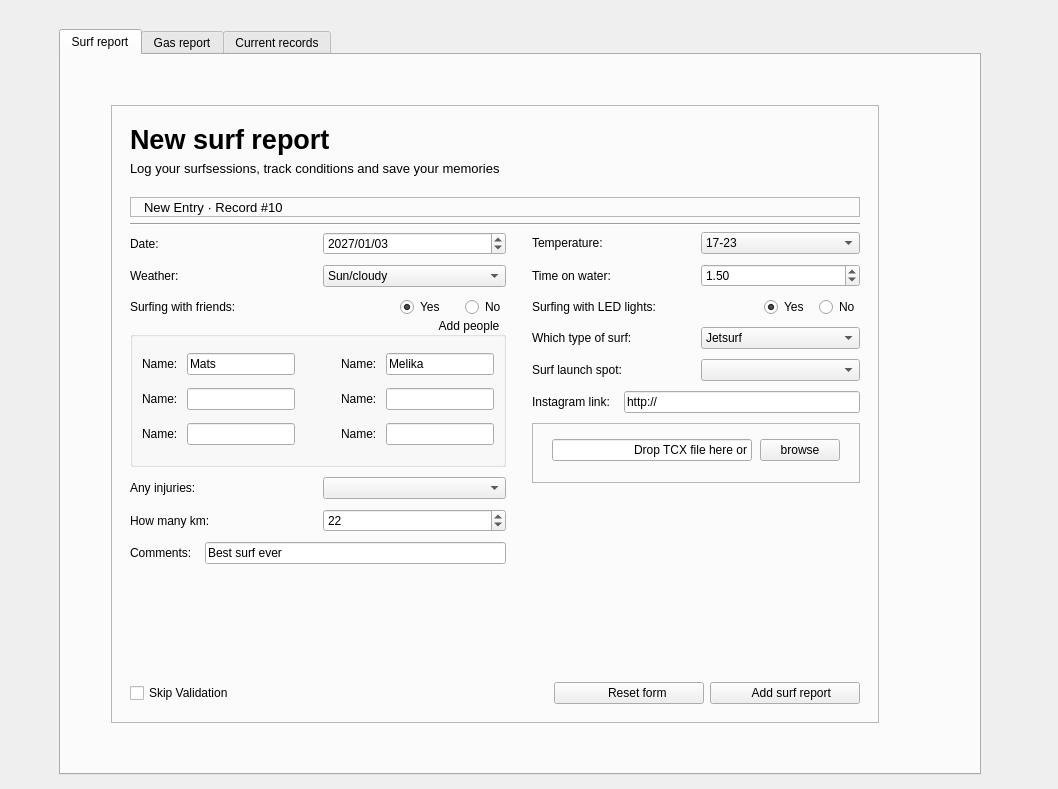
Above: src/ui/report.ui from grafitec/SurfReportInput before the change. Below: the same form after it.
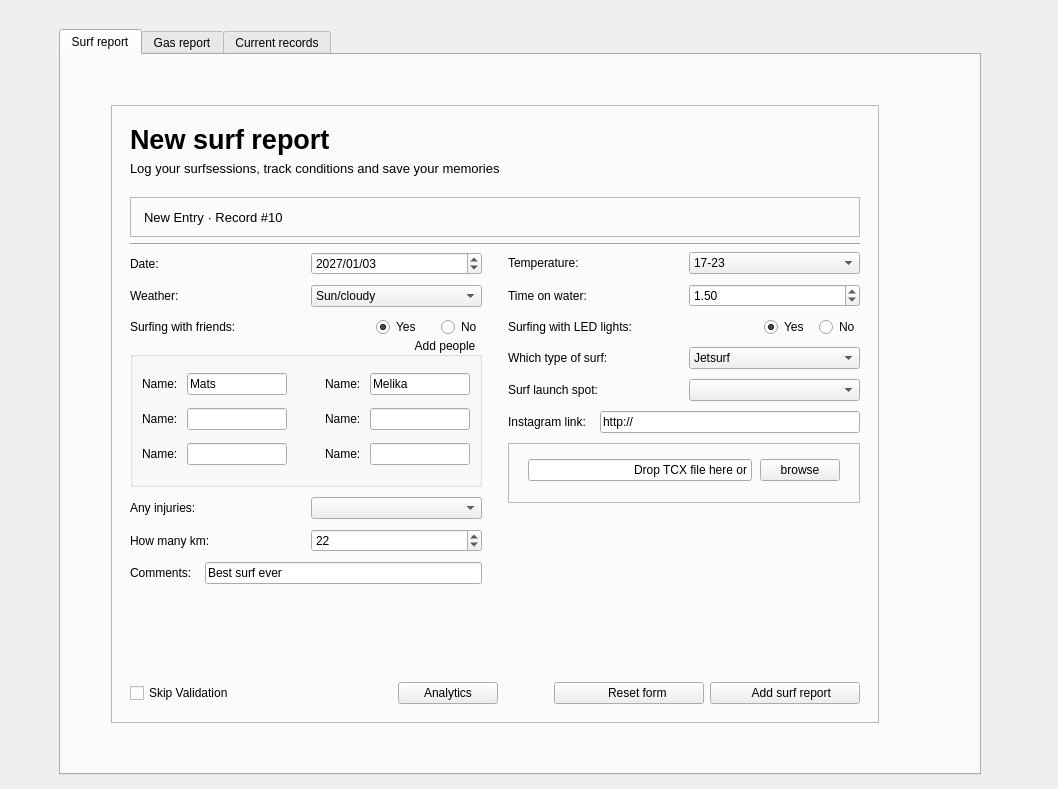
That is the form after the change.

Patch:
```diff
--- a/src/ui/report.ui
+++ b/src/ui/report.ui
@@ -169,7 +169,7 @@
                <item>
                 <widget class="QFrame" name="frameNewEntry">
                  <property name="sizePolicy">
-                  <sizepolicy hsizetype="Preferred" vsizetype="Preferred">
+                  <sizepolicy hsizetype="MinimumExpanding" vsizetype="Fixed">
                    <horstretch>0</horstretch>
                    <verstretch>0</verstretch>
                   </sizepolicy>
@@ -177,7 +177,7 @@
                  <property name="minimumSize">
                   <size>
                    <width>20</width>
-                   <height>20</height>
+                   <height>40</height>
                   </size>
                  </property>
                  <property name="baseSize">
@@ -192,7 +192,7 @@
                  <property name="frameShadow">
                   <enum>QFrame::Raised</enum>
                  </property>
-                 <layout class="QHBoxLayout" name="horizontalLayout_30">
+                 <layout class="QVBoxLayout" name="verticalLayout_19">
                   <property name="leftMargin">
                    <number>0</number>
                   </property>
@@ -430,6 +430,30 @@
                           </item>
                           <item>
                            <widget class="QLineEdit" name="txtFriend1">
+                            <property name="sizePolicy">
+                             <sizepolicy hsizetype="Fixed" vsizetype="Fixed">
+                              <horstretch>0</horstretch>
+                              <verstretch>0</verstretch>
+                             </sizepolicy>
+                            </property>
+                            <property name="minimumSize">
+                             <size>
+                              <width>0</width>
+                              <height>0</height>
+                             </size>
+                            </property>
+                            <property name="maximumSize">
+                             <size>
+                              <width>100</width>
+                              <height>16777215</height>
+                             </size>
+                            </property>
+                            <property name="baseSize">
+                             <size>
+                              <width>0</width>
+                              <height>0</height>
+                             </size>
+                            </property>
                             <property name="text">
                              <string>Mats</string>
                             </property>
@@ -440,9 +464,12 @@
                             <property name="orientation">
                              <enum>Qt::Horizontal</enum>
                             </property>
+                            <property name="sizeType">
+                             <enum>QSizePolicy::Expanding</enum>
+                            </property>
                             <property name="sizeHint" stdset="0">
                              <size>
-                              <width>40</width>
+                              <width>20</width>
                               <height>20</height>
                              </size>
                             </property>
@@ -457,6 +484,18 @@
                           </item>
                           <item>
                            <widget class="QLineEdit" name="txtFriend2">
+                            <property name="sizePolicy">
+                             <sizepolicy hsizetype="Fixed" vsizetype="Fixed">
+                              <horstretch>0</horstretch>
+                              <verstretch>0</verstretch>
+                             </sizepolicy>
+                            </property>
+                            <property name="maximumSize">
+                             <size>
+                              <width>100</width>
+                              <height>16777215</height>
+                             </size>
+                            </property>
                             <property name="text">
                              <string>Melika</string>
                             </property>
@@ -476,11 +515,23 @@
                           <item>
                            <widget class="QLineEdit" name="txtFriend3">
                             <property name="sizePolicy">
-                             <sizepolicy hsizetype="Expanding" vsizetype="Fixed">
+                             <sizepolicy hsizetype="Fixed" vsizetype="Fixed">
                               <horstretch>0</horstretch>
                               <verstretch>0</verstretch>
                              </sizepolicy>
                             </property>
+                            <property name="minimumSize">
+                             <size>
+                              <width>0</width>
+                              <height>0</height>
+                             </size>
+                            </property>
+                            <property name="maximumSize">
+                             <size>
+                              <width>100</width>
+                              <height>16777215</height>
+                             </size>
+                            </property>
                            </widget>
                           </item>
                           <item>
@@ -488,9 +539,12 @@
                             <property name="orientation">
                              <enum>Qt::Horizontal</enum>
                             </property>
+                            <property name="sizeType">
+                             <enum>QSizePolicy::Expanding</enum>
+                            </property>
                             <property name="sizeHint" stdset="0">
                              <size>
-                              <width>40</width>
+                              <width>20</width>
                               <height>20</height>
                              </size>
                             </property>
@@ -504,7 +558,20 @@
                            </widget>
                           </item>
                           <item>
-                           <widget class="QLineEdit" name="txtFriend4"/>
+                           <widget class="QLineEdit" name="txtFriend4">
+                            <property name="sizePolicy">
+                             <sizepolicy hsizetype="Fixed" vsizetype="Fixed">
+                              <horstretch>0</horstretch>
+                              <verstretch>0</verstretch>
+                             </sizepolicy>
+                            </property>
+                            <property name="maximumSize">
+                             <size>
+                              <width>100</width>
+                              <height>16777215</height>
+                             </size>
+                            </property>
+                           </widget>
                           </item>
                          </layout>
                         </item>
@@ -520,11 +587,23 @@
                           <item>
                            <widget class="QLineEdit" name="txtFriend5">
                             <property name="sizePolicy">
-                             <sizepolicy hsizetype="Expanding" vsizetype="Fixed">
+                             <sizepolicy hsizetype="Fixed" vsizetype="Fixed">
                               <horstretch>0</horstretch>
                               <verstretch>0</verstretch>
                              </sizepolicy>
                             </property>
+                            <property name="minimumSize">
+                             <size>
+                              <width>0</width>
+                              <height>0</height>
+                             </size>
+                            </property>
+                            <property name="maximumSize">
+                             <size>
+                              <width>100</width>
+                              <height>16777215</height>
+                             </size>
+                            </property>
                            </widget>
                           </item>
                           <item>
@@ -532,9 +611,12 @@
                             <property name="orientation">
                              <enum>Qt::Horizontal</enum>
                             </property>
+                            <property name="sizeType">
+                             <enum>QSizePolicy::Expanding</enum>
+                            </property>
                             <property name="sizeHint" stdset="0">
                              <size>
-                              <width>40</width>
+                              <width>20</width>
                               <height>20</height>
                              </size>
                             </property>
@@ -550,11 +632,17 @@
                           <item>
                            <widget class="QLineEdit" name="txtFriend6">
                             <property name="sizePolicy">
-                             <sizepolicy hsizetype="Expanding" vsizetype="Fixed">
+                             <sizepolicy hsizetype="Fixed" vsizetype="Fixed">
                               <horstretch>0</horstretch>
                               <verstretch>0</verstretch>
                              </sizepolicy>
                             </property>
+                            <property name="maximumSize">
+                             <size>
+                              <width>100</width>
+                              <height>16777215</height>
+                             </size>
+                            </property>
                            </widget>
                           </item>
                          </layout>
@@ -884,6 +972,9 @@
                    </item>
                    <item>
                     <widget class="QFrame" name="uploadDropZone">
+                     <property name="enabled">
+                      <bool>true</bool>
+                     </property>
                      <property name="sizePolicy">
                       <sizepolicy hsizetype="Preferred" vsizetype="Fixed">
                        <horstretch>0</horstretch>
@@ -965,19 +1056,6 @@
                  </item>
                 </layout>
                </item>
-               <item>
-                <spacer name="verticalSpacer_4">
-                 <property name="orientation">
-                  <enum>Qt::Vertical</enum>
-                 </property>
-                 <property name="sizeHint" stdset="0">
-                  <size>
-                   <width>20</width>
-                   <height>40</height>
-                  </size>
-                 </property>
-                </spacer>
-               </item>
                <item>
                 <layout class="QHBoxLayout" name="horizontalLayout">
                  <item>
@@ -987,6 +1065,47 @@
                    </property>
                   </widget>
                  </item>
+                 <item>
+                  <widget class="QPushButton" name="btnAnalytics">
+                   <property name="sizePolicy">
+                    <sizepolicy hsizetype="Fixed" vsizetype="Fixed">
+                     <horstretch>0</horstretch>
+                     <verstretch>0</verstretch>
+                    </sizepolicy>
+                   </property>
+                   <property name="minimumSize">
+                    <size>
+                     <width>100</width>
+                     <height>0</height>
+                    </size>
+                   </property>
+                   <property name="baseSize">
+                    <size>
+                     <width>80</width>
+                     <height>0</height>
+                    </size>
+                   </property>
+                   <property name="text">
+                    <string>Analytics</string>
+                   </property>
+                  </widget>
+                 </item>
+                 <item>
+                  <spacer name="horizontalSpacer_16">
+                   <property name="orientation">
+                    <enum>Qt::Horizontal</enum>
+                   </property>
+                   <property name="sizeType">
+                    <enum>QSizePolicy::Fixed</enum>
+                   </property>
+                   <property name="sizeHint" stdset="0">
+                    <size>
+                     <width>50</width>
+                     <height>20</height>
+                    </size>
+                   </property>
+                  </spacer>
+                 </item>
                  <item>
                   <widget class="QPushButton" name="btnReset">
                    <property name="sizePolicy">
```
Left out of the diff: 4 changed lines with no effect on the pictures.
